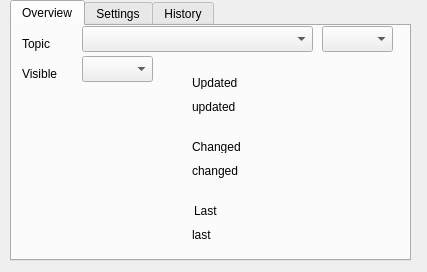
nzfarmer1/telemetrylayer, file topicmanagers/ui_tleditfeature.ui: the form before one commit.
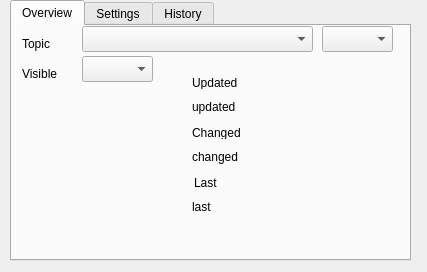
The form after the commit.

Commit message: change font weight

Diff of the .ui file:
```diff
--- a/topicmanagers/ui_tleditfeature.ui
+++ b/topicmanagers/ui_tleditfeature.ui
@@ -51,7 +51,7 @@
      <property name="geometry">
       <rect>
        <x>180</x>
-       <y>114</y>
+       <y>100</y>
        <width>56</width>
        <height>13</height>
       </rect>
@@ -87,7 +87,7 @@
      <property name="geometry">
       <rect>
        <x>182</x>
-       <y>178</y>
+       <y>150</y>
        <width>56</width>
        <height>13</height>
       </rect>
@@ -100,7 +100,7 @@
      <property name="geometry">
       <rect>
        <x>180</x>
-       <y>188</y>
+       <y>160</y>
        <width>211</width>
        <height>41</height>
       </rect>
@@ -113,7 +113,7 @@
      <property name="geometry">
       <rect>
        <x>180</x>
-       <y>124</y>
+       <y>110</y>
        <width>181</width>
        <height>41</height>
       </rect>
```
